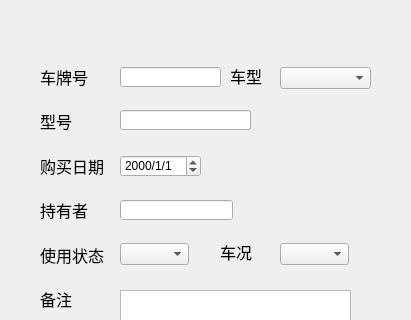
Old version of the form CarEdit.ui in the repository yao901213/GuardCoop; both pictures show x 0 to 411 and y 0 to 320 of the 411 by 493 pixel window.
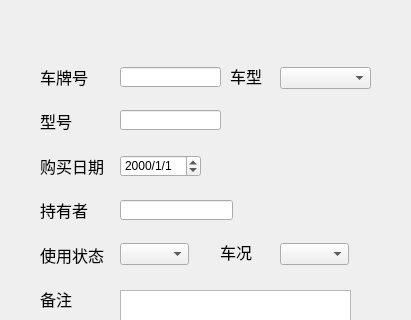
New version of the form.

What changed in the file:
```diff
--- a/CarEdit.ui
+++ b/CarEdit.ui
@@ -102,7 +102,7 @@
     <rect>
      <x>120</x>
      <y>110</y>
-     <width>131</width>
+     <width>101</width>
      <height>20</height>
     </rect>
    </property>
```
